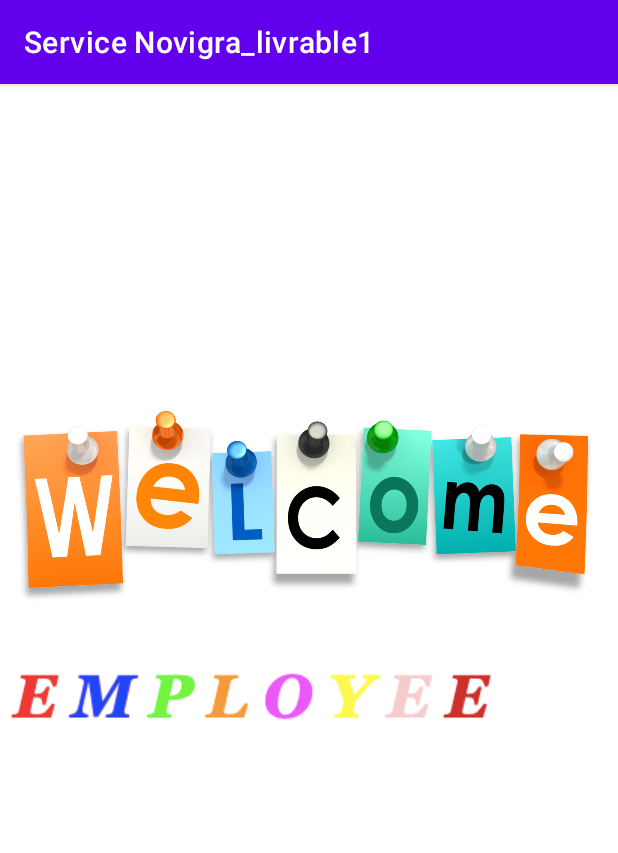
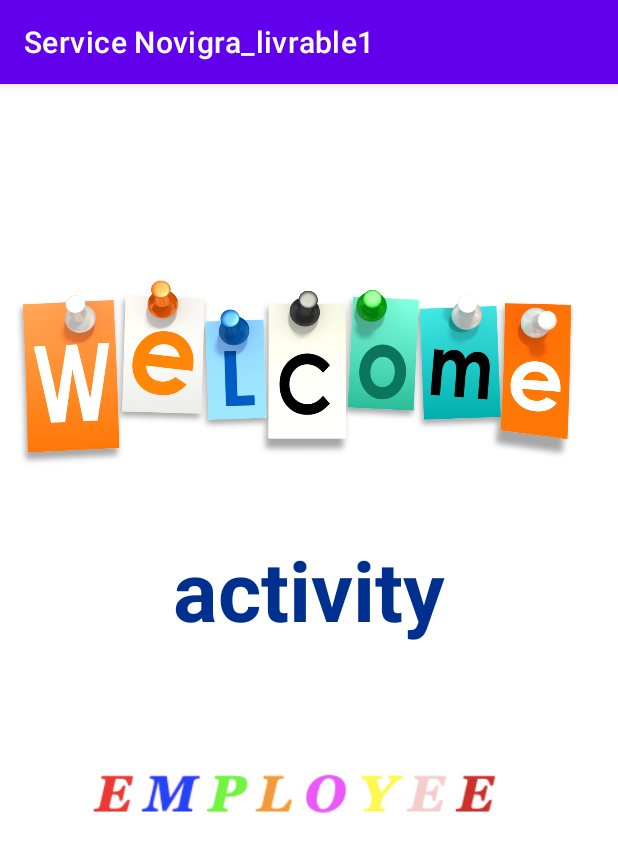
Before and after one commit to fadhel604/Service_Novigra, an Android app: the Welcome_employee screen opened directly, with no data from a screen before it, on a phone screen of 412 x 824 dp. Shown: the top 853 px of the screen. Run offline under Robolectric (Android 15) with nearby library versions, the phone set to English and light mode, and no system bars.

Commit message:
compilation et exécution du code

```diff
--- a/app/src/main/AndroidManifest.xml
+++ b/app/src/main/AndroidManifest.xml
@@ -9,9 +9,8 @@
         android:roundIcon="@mipmap/ic_launcher_round"
         android:supportsRtl="true"
         android:theme="@style/Theme.ServiceNovigra_livrable1">
-        <activity android:name=".MainActivity3"></activity>
         <activity android:name=".MainActivity2" />
-        <activity android:name=".Sign_up" />
+
         <activity android:name=".Welcome_employee" />
         <activity android:name=".Welcome_cutomer" />
         <activity android:name=".MainActivity">
--- a/app/src/main/java/com/example/servicenovigra_livrable1/Welcome_cutomer.java
+++ b/app/src/main/java/com/example/servicenovigra_livrable1/Welcome_cutomer.java
@@ -22,5 +22,6 @@ public class Welcome_cutomer extends AppCompatActivity {
             text.setText(name.getString("userName"));
         }
 
+
     }
 }
--- a/app/src/main/res/layout/activity_main.xml
+++ b/app/src/main/res/layout/activity_main.xml
@@ -68,6 +68,7 @@
         android:layout_width="wrap_content"
         android:id="@+id/customerbt"
         android:text="submit as a customer"
+
         android:textColor="@android:color/white"
         android:layout_marginTop="30dp"
         android:background="@drawable/round_button"/>
--- a/app/src/main/res/layout/activity_welcome_employee.xml
+++ b/app/src/main/res/layout/activity_welcome_employee.xml
@@ -7,15 +7,30 @@
     tools:context=".Welcome_employee">
 
     <ImageView
+        android:layout_width="400dp"
+        android:layout_height="200dp"
+        android:layout_marginTop="100dp"
+        app:srcCompat="@drawable/welcome" />
+    <TextView
+        android:id="@+id/text"
         android:layout_width="wrap_content"
         android:layout_height="wrap_content"
-        android:layout_marginTop="1dp"
-        app:srcCompat="@drawable/welcome" />
+
+        android:layout_centerHorizontal="true"
+        android:layout_marginTop="300dp"
+
+        android:text="activity"
+        android:textAlignment="viewStart"
+        android:textAppearance="?android:attr/textAppearanceLarge"
+        android:textColor="#00308F"
+        android:textSize="55dp"
+        android:textStyle="bold" />
 
     <ImageView
-        android:layout_width="wrap_content"
-        android:layout_height="wrap_content"
-        android:layout_marginTop="375dp"
+        android:layout_width="300dp"
+        android:layout_height="180dp"
+        android:layout_centerHorizontal="true"
+        android:layout_marginTop="400dp"
         app:srcCompat="@drawable/employee" />
 
 
```
Also changed, not shown: app/src/main/java/com/example/servicenovigra_livrable1/MainActivity.java (+25 -8 lines), app/src/main/java/com/example/servicenovigra_livrable1/MainActivity3.java (deleted, +0 -14 lines).
